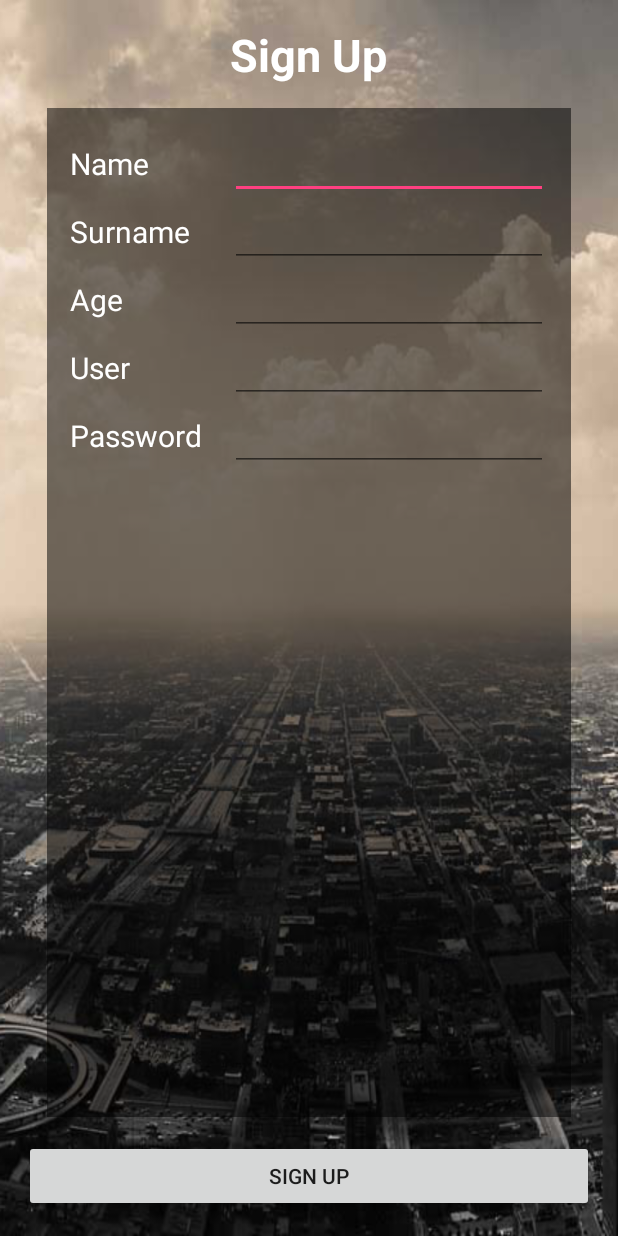
After one commit to nuttanun/TestDrivingLicense, an Android app: the SignUpActivity screen opened directly, with no data from a screen before it, on a phone screen of 412 x 824 dp. The commit adds this screen. Run offline under Robolectric (Android 15) with nearby library versions, the phone set to English and light mode, and no system bars.

Commit message:
intent SignUp

```diff
--- a/app/src/main/AndroidManifest.xml
+++ b/app/src/main/AndroidManifest.xml
@@ -15,6 +15,7 @@
                 <category android:name="android.intent.category.LAUNCHER" />
             </intent-filter>
         </activity>
+        <activity android:name=".SignUpActivity"></activity>
     </application>
 
 </manifest>
--- a/app/src/main/java/com/rsu/nuttanun/testdrivingvlicense/MainActivity.java
+++ b/app/src/main/java/com/rsu/nuttanun/testdrivingvlicense/MainActivity.java
@@ -1,7 +1,9 @@
 package com.rsu.nuttanun.testdrivingvlicense;
 
+import android.content.Intent;
 import android.support.v7.app.AppCompatActivity;
 import android.os.Bundle;
+import android.view.View;
 
 public class MainActivity extends AppCompatActivity {
 
@@ -9,5 +11,12 @@ public class MainActivity extends AppCompatActivity {
     protected void onCreate(Bundle savedInstanceState) {
         super.onCreate(savedInstanceState);
         setContentView(R.layout.activity_main);
+    } // main Method
+
+
+    public void clickSignUpMain(View view) {
+        startActivity(new Intent(MainActivity.this,SignUpActivity.class));
     }
-}
+
+
+}   //main class
--- /dev/null
+++ b/app/src/main/java/com/rsu/nuttanun/testdrivingvlicense/SignUpActivity.java
@@ -0,0 +1,13 @@
+package com.rsu.nuttanun.testdrivingvlicense;
+
+import android.support.v7.app.AppCompatActivity;
+import android.os.Bundle;
+
+public class SignUpActivity extends AppCompatActivity {
+
+    @Override
+    protected void onCreate(Bundle savedInstanceState) {
+        super.onCreate(savedInstanceState);
+        setContentView(R.layout.activity_sign_up);
+    }
+}
--- a/app/src/main/res/layout/activity_main.xml
+++ b/app/src/main/res/layout/activity_main.xml
@@ -32,6 +32,7 @@
             android:layout_height="wrap_content"
             android:text="@string/signup"
             android:id="@+id/button2"
-            android:layout_weight="1" />
+            android:layout_weight="1"
+            android:onClick="clickSignUpMain" />
     </LinearLayout>
 </RelativeLayout>
--- /dev/null
+++ b/app/src/main/res/layout/activity_sign_up.xml
@@ -0,0 +1,152 @@
+<?xml version="1.0" encoding="utf-8"?>
+<RelativeLayout xmlns:android="http://schemas.android.com/apk/res/android"
+    xmlns:tools="http://schemas.android.com/tools"
+    android:layout_width="match_parent"
+    android:layout_height="match_parent"
+    android:paddingBottom="@dimen/activity_vertical_margin"
+    android:paddingLeft="@dimen/activity_horizontal_margin"
+    android:paddingRight="@dimen/activity_horizontal_margin"
+    android:paddingTop="@dimen/activity_vertical_margin"
+    tools:context="com.rsu.nuttanun.testdrivingvlicense.SignUpActivity"
+    android:background="@drawable/bg27">
+
+    <TextView
+        android:layout_width="wrap_content"
+        android:layout_height="wrap_content"
+        android:text="@string/signup"
+        android:id="@+id/textView"
+        android:layout_centerHorizontal="true"
+        android:textSize="@dimen/h1"
+        android:textStyle="bold"
+        android:textColor="@color/text" />
+
+    <Button
+        android:layout_width="match_parent"
+        android:layout_height="wrap_content"
+        android:text="@string/signup"
+        android:id="@+id/button3"
+        android:layout_alignParentBottom="true" />
+
+    <LinearLayout
+        android:orientation="vertical"
+        android:layout_width="match_parent"
+        android:layout_height="match_parent"
+        android:layout_below="@+id/textView"
+        android:layout_above="@+id/button3"
+        android:layout_margin="15dp"
+        android:layout_marginBottom="15dp"
+        android:padding="15dp"
+        android:background="#82000000">
+
+        <LinearLayout
+            android:orientation="horizontal"
+            android:layout_width="match_parent"
+            android:layout_height="wrap_content">
+
+            <TextView
+                android:layout_width="match_parent"
+                android:layout_height="wrap_content"
+                android:text="Name"
+                android:id="@+id/textView2"
+                android:textSize="@dimen/h2"
+                android:layout_weight="2"
+                android:textColor="@color/text" />
+
+            <EditText
+                android:layout_width="match_parent"
+                android:layout_height="wrap_content"
+                android:id="@+id/editText"
+                android:layout_weight="1"
+                android:textColor="@color/text" />
+        </LinearLayout>
+
+        <LinearLayout
+            android:orientation="horizontal"
+            android:layout_width="match_parent"
+            android:layout_height="wrap_content" >
+
+            <TextView
+                android:layout_width="match_parent"
+                android:layout_height="wrap_content"
+                android:text="Surname"
+                android:id="@+id/textView3"
+                android:textSize="@dimen/h2"
+                android:layout_weight="2"
+                android:textColor="@color/text" />
+
+            <EditText
+                android:layout_width="match_parent"
+                android:layout_height="wrap_content"
+                android:id="@+id/editText2"
+                android:layout_weight="1"
+                android:textColor="@color/text" />
+        </LinearLayout>
+
+        <LinearLayout
+            android:orientation="horizontal"
+            android:layout_width="match_parent"
+            android:layout_height="wrap_content" >
+
+            <TextView
+                android:layout_width="match_parent"
+                android:layout_height="wrap_content"
+                android:text="Age"
+                android:id="@+id/textView4"
+                android:textSize="@dimen/h2"
+                android:layout_weight="2"
+                android:textColor="@color/text" />
+
+            <EditText
+                android:layout_width="match_parent"
+                android:layout_height="wrap_content"
+                android:id="@+id/editText3"
+                android:layout_weight="1"
+                android:textColor="@color/text" />
+        </LinearLayout>
+
+        <LinearLayout
+            android:orientation="horizontal"
+            android:layout_width="match_parent"
+            android:layout_height="wrap_content" >
+
+            <TextView
+                android:layout_width="match_parent"
+                android:layout_height="wrap_content"
+                android:text="User"
+                android:id="@+id/textView5"
+                android:textSize="@dimen/h2"
+                android:layout_weight="2"
+                android:textColor="@color/text" />
+
+            <EditText
+                android:layout_width="match_parent"
+                android:layout_height="wrap_content"
+                android:id="@+id/editText4"
+                android:layout_weight="1"
+                android:textColor="@color/text" />
+        </LinearLayout>
+
+        <LinearLayout
+            android:orientation="horizontal"
+            android:layout_width="match_parent"
+            android:layout_height="wrap_content" >
+
+            <TextView
+                android:layout_width="match_parent"
+                android:layout_height="wrap_content"
+                android:text="Password"
+                android:id="@+id/textView6"
+                android:textSize="@dimen/h2"
+                android:layout_weight="2"
+                android:textColor="@color/text" />
+
+            <EditText
+                android:layout_width="match_parent"
+                android:layout_height="wrap_content"
+                android:id="@+id/editText5"
+                android:layout_weight="1"
+                android:textColor="@color/text" />
+        </LinearLayout>
+    </LinearLayout>
+
+</RelativeLayout>
--- a/app/src/main/res/values/colors.xml
+++ b/app/src/main/res/values/colors.xml
@@ -3,4 +3,8 @@
     <color name="colorPrimary">#3F51B5</color>
     <color name="colorPrimaryDark">#303F9F</color>
     <color name="colorAccent">#FF4081</color>
+
+    <color name="text">#ffffff</color>
+
+
 </resources>
--- a/app/src/main/res/values/dimens.xml
+++ b/app/src/main/res/values/dimens.xml
@@ -2,4 +2,8 @@
     <!-- Default screen margins, per the Android Design guidelines. -->
     <dimen name="activity_horizontal_margin">16dp</dimen>
     <dimen name="activity_vertical_margin">16dp</dimen>
+
+    <dimen name="h1">30sp</dimen>
+    <dimen name="h2">20sp</dimen>
+
 </resources>
```
Also changed, not shown: app/src/main/res/drawable/bg27.png (added).
